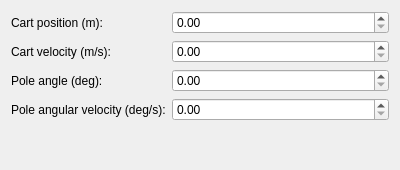
daniloarcidiacono/cart-pole, file ui/starting_properties_widget.ui: the form before one commit.
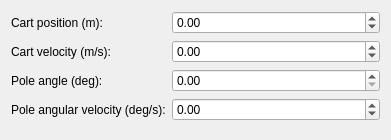
The form after the commit.

Diff of the .ui file:
```diff
--- a/ui/starting_properties_widget.ui
+++ b/ui/starting_properties_widget.ui
@@ -6,8 +6,8 @@
    <rect>
     <x>0</x>
     <y>0</y>
-    <width>400</width>
-    <height>170</height>
+    <width>391</width>
+    <height>140</height>
    </rect>
   </property>
   <property name="windowTitle">
@@ -25,12 +25,36 @@
     </widget>
    </item>
    <item row="0" column="1">
-    <widget class="QDoubleSpinBox" name="spnCartPosition"/>
+    <widget class="QDoubleSpinBox" name="spnCartPosition">
+     <property name="minimum">
+      <double>-99.989999999999995</double>
+     </property>
+     <property name="singleStep">
+      <double>0.050000000000000</double>
+     </property>
+    </widget>
    </item>
-   <item row="2" column="1">
-    <widget class="QDoubleSpinBox" name="spnCartVelocity"/>
+   <item row="1" column="0">
+    <widget class="QLabel" name="lblCartVelocity">
+     <property name="text">
+      <string>Cart velocity (m/s):</string>
+     </property>
+     <property name="buddy">
+      <cstring>spnCartVelocity</cstring>
+     </property>
+    </widget>
    </item>
-   <item row="5" column="0">
+   <item row="1" column="1">
+    <widget class="QDoubleSpinBox" name="spnCartVelocity">
+     <property name="minimum">
+      <double>-99.989999999999995</double>
+     </property>
+     <property name="singleStep">
+      <double>0.050000000000000</double>
+     </property>
+    </widget>
+   </item>
+   <item row="2" column="0">
     <widget class="QLabel" name="lblPoleAngle">
      <property name="text">
       <string>Pole angle (deg):</string>
@@ -40,7 +64,24 @@
      </property>
     </widget>
    </item>
-   <item row="7" column="0">
+   <item row="2" column="1">
+    <widget class="QDoubleSpinBox" name="spnPoleAngle">
+     <property name="maximum">
+      <double>359.000000000000000</double>
+     </property>
+    </widget>
+   </item>
+   <item row="3" column="1">
+    <widget class="QDoubleSpinBox" name="spnPoleAngleVelocity">
+     <property name="minimum">
+      <double>-100.000000000000000</double>
+     </property>
+     <property name="maximum">
+      <double>100.000000000000000</double>
+     </property>
+    </widget>
+   </item>
+   <item row="3" column="0">
     <widget class="QLabel" name="lblPoleAngleVelocity">
      <property name="text">
       <string>Pole angular velocity (deg/s):</string>
@@ -50,30 +91,6 @@
      </property>
     </widget>
    </item>
-   <item row="7" column="1">
-    <widget class="QDoubleSpinBox" name="spnPoleAngleVelocity">
-     <property name="maximum">
-      <double>359.000000000000000</double>
-     </property>
-    </widget>
-   </item>
-   <item row="5" column="1">
-    <widget class="QDoubleSpinBox" name="spnPoleAngle">
-     <property name="maximum">
-      <double>359.000000000000000</double>
-     </property>
-    </widget>
-   </item>
-   <item row="2" column="0">
-    <widget class="QLabel" name="lblCartVelocity">
-     <property name="text">
-      <string>Cart velocity (m/s):</string>
-     </property>
-     <property name="buddy">
-      <cstring>spnCartVelocity</cstring>
-     </property>
-    </widget>
-   </item>
   </layout>
  </widget>
  <resources/>
```
Left out of the diff: 2 changed lines with no effect on the pictures.
